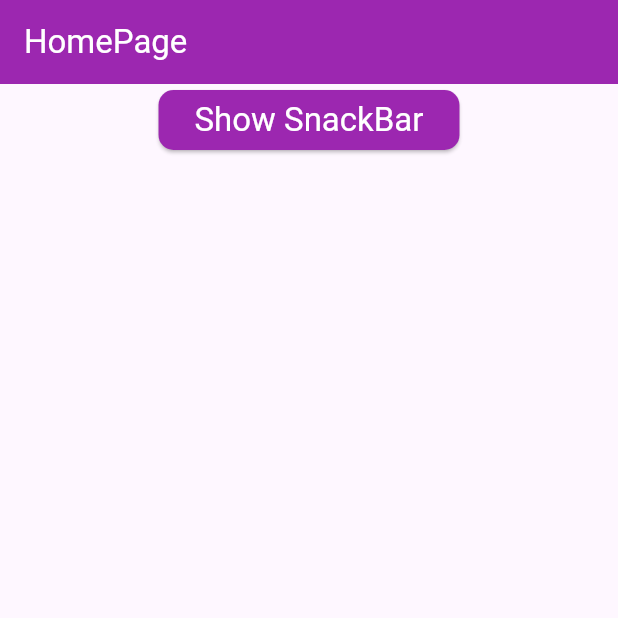
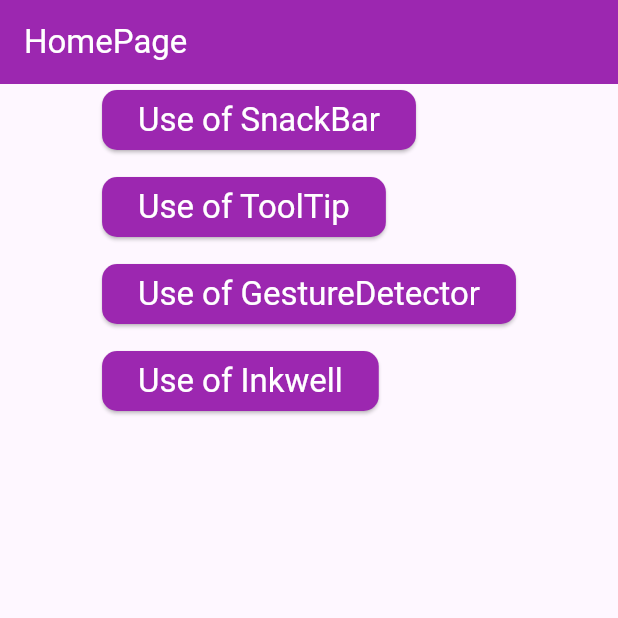
Before and after one commit to Cold-Thunder/flutter_widget_use_from_inkwell, a Flutter app: the screen it shows after launch, on a phone screen of 412 x 824 dp, the top half of it. Run offline on Flutter 3.47's test engine with Material 3 defaults, Android fonts, the light colour scheme and no system bars.

Commit message:
snackbar, tooltips, gesture_detector, inkwell done

```diff
--- a/lib/home_page_main.dart
+++ b/lib/home_page_main.dart
@@ -11,6 +11,10 @@ class HomePageMain extends StatelessWidget{
         theme: ThemeData(
           appBarTheme: AppBarTheme(
             backgroundColor: Colors.purple,
+            titleTextStyle: TextStyle(
+              fontSize: 22,
+              color: Colors.white
+            ),
             iconTheme: IconThemeData(
               color: Colors.white
             )
--- a/lib/screens/home_page.dart
+++ b/lib/screens/home_page.dart
@@ -1,4 +1,8 @@
 import 'package:flutter/material.dart';
+import 'package:widgets_use/widgets_use/elevated_button_use.dart';
+import 'package:widgets_use/widgets_use/gesture_detector_use.dart';
+import 'package:widgets_use/widgets_use/inkwell_use.dart';
+import 'package:widgets_use/widgets_use/tool_tip_use.dart';
 import 'package:widgets_use/widgets_use/use_snackbar.dart';
 
 class HomePage extends StatelessWidget {
@@ -18,19 +22,10 @@ class HomePage extends StatelessWidget {
             crossAxisAlignment: CrossAxisAlignment.start,
             spacing: 10,
             children: [
-              ElevatedButton(
-                onPressed: () {
-                  Navigator.push(
-                    context,
-                    MaterialPageRoute(
-                      builder: (context) => UseSnackbar(),
-                    ),
-                  );
-                },
-                child: Text(
-                  'Show SnackBar',
-                ),
-              ),
+                ElevatedButtonUse(title: 'Use of SnackBar', screen: UseSnackbar()),
+              ElevatedButtonUse(title: 'Use of ToolTip', screen: ToolTipUse()),
+              ElevatedButtonUse(title: 'Use of GestureDetector', screen: GestureDetectorUse()),
+              ElevatedButtonUse(title: 'Use of Inkwell', screen: InkWellUse())
             ],
           ),
         ),
--- /dev/null
+++ b/lib/widgets_use/elevated_button_use.dart
@@ -0,0 +1,29 @@
+import 'package:flutter/material.dart';
+import 'package:widgets_use/widgets_use/use_snackbar.dart';
+
+class ElevatedButtonUse extends StatelessWidget{
+  final String title;
+  final Widget screen;
+  const ElevatedButtonUse({
+    required this.title,
+    required this.screen,
+    super.key
+});
+
+  @override
+  Widget build(BuildContext context){
+    return  ElevatedButton(
+      onPressed: () {
+        Navigator.push(
+          context,
+          MaterialPageRoute(
+            builder: (context) => screen,
+          ),
+        );
+      },
+      child: Text(
+        title,
+      ),
+    );
+  }
+}
```
Also changed, not shown: lib/widgets_use/gesture_detector_use.dart (added, +123 -0 lines), lib/widgets_use/inkwell_use.dart (added, +34 -0 lines), lib/widgets_use/tool_tip_use.dart (added, +45 -0 lines), lib/widgets_use/use_snackbar.dart (+39 -8 lines), 3 other files.
